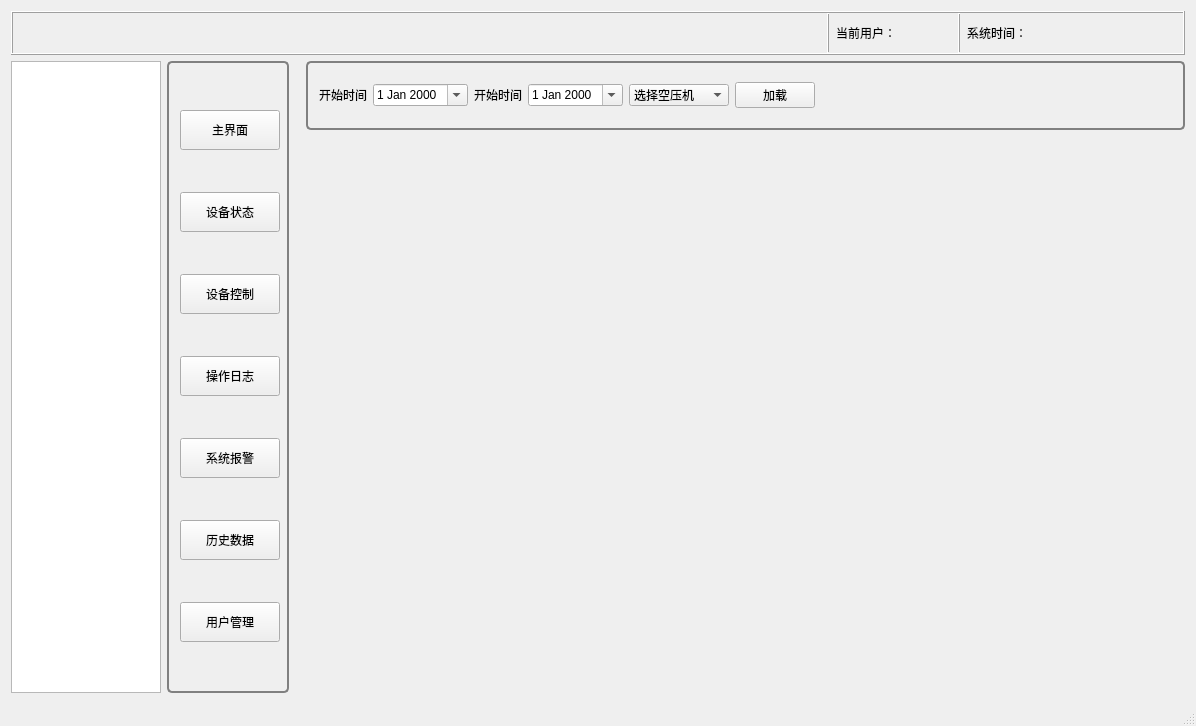
The window that mainwindow.ui (happyzxx1988/CHControlSystem) describes before a commit, drawn with Qt 5.
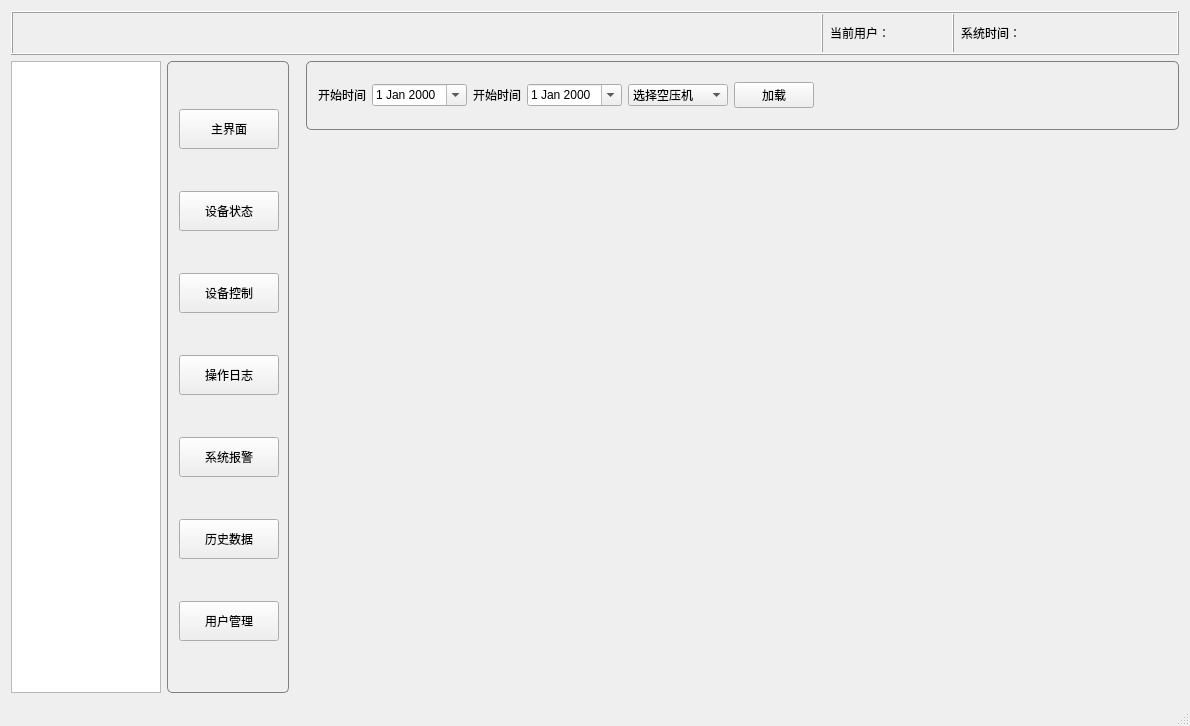
The same window after the commit. The open tabs and pages were chosen to show the change. Icons and pictures are not drawn. Custom widgets are drawn as their Qt base class.

Commit message: 修改一点样式

Patch:
```diff
--- a/mainwindow.ui
+++ b/mainwindow.ui
@@ -46,7 +46,7 @@
 QGroupBox {
     background-color: qlineargradient(x1: 0, y1: 0, x2: 0, y2: 1,
                                       stop: 0 #E0E0E0, stop: 1 #FFFFFF);
-    border: 2px solid gray;
+    border: 1px solid gray;
     border-radius: 5px;
     margin-top: 1ex; 
 }
@@ -333,6 +333,12 @@
            <property name="text">
             <string>主界面</string>
            </property>
+           <property name="checkable">
+            <bool>true</bool>
+           </property>
+           <property name="autoExclusive">
+            <bool>true</bool>
+           </property>
           </widget>
          </item>
          <item row="1" column="0">
@@ -352,6 +358,12 @@
            <property name="text">
             <string>设备状态</string>
            </property>
+           <property name="checkable">
+            <bool>true</bool>
+           </property>
+           <property name="autoExclusive">
+            <bool>true</bool>
+           </property>
           </widget>
          </item>
          <item row="2" column="0">
@@ -371,6 +383,12 @@
            <property name="text">
             <string>设备控制</string>
            </property>
+           <property name="checkable">
+            <bool>true</bool>
+           </property>
+           <property name="autoExclusive">
+            <bool>true</bool>
+           </property>
           </widget>
          </item>
          <item row="3" column="0">
@@ -390,6 +408,12 @@
            <property name="text">
             <string>操作日志</string>
            </property>
+           <property name="checkable">
+            <bool>true</bool>
+           </property>
+           <property name="autoExclusive">
+            <bool>true</bool>
+           </property>
           </widget>
          </item>
          <item row="4" column="0">
@@ -409,6 +433,12 @@
            <property name="text">
             <string>系统报警</string>
            </property>
+           <property name="checkable">
+            <bool>true</bool>
+           </property>
+           <property name="autoExclusive">
+            <bool>true</bool>
+           </property>
           </widget>
          </item>
          <item row="5" column="0">
@@ -428,6 +458,12 @@
            <property name="text">
             <string>历史数据</string>
            </property>
+           <property name="checkable">
+            <bool>true</bool>
+           </property>
+           <property name="autoExclusive">
+            <bool>true</bool>
+           </property>
           </widget>
          </item>
          <item row="6" column="0">
@@ -447,6 +483,12 @@
            <property name="text">
             <string>用户管理</string>
            </property>
+           <property name="checkable">
+            <bool>true</bool>
+           </property>
+           <property name="autoExclusive">
+            <bool>true</bool>
+           </property>
           </widget>
          </item>
         </layout>
```
Left out of the diff: 2 changed lines with no effect on the pictures. The commit also changes 1 other file.
